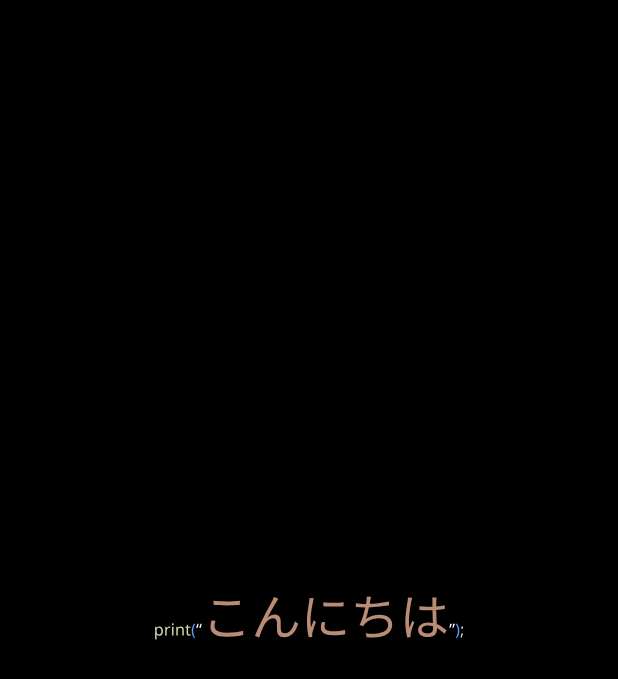
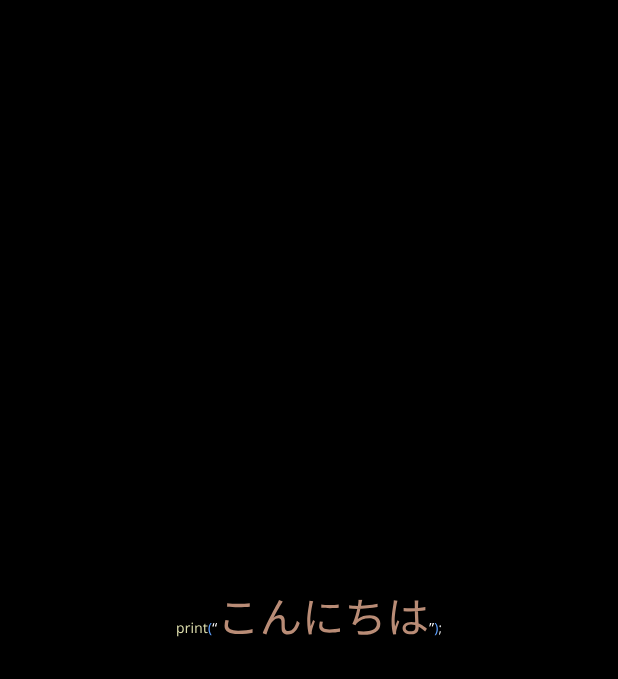
Before and after one commit to MinseokJeong/mj_personal_website, a Flutter app: the screen it shows after launch, after a tap on an icon or button, on a phone screen of 412 x 824 dp. Shown: the top 679 px of the screen. Run offline on Flutter 3.47's test engine with Material 2 defaults, Android fonts, the phone set to English and light mode, and no system bars; our stand-ins replace auto_size_text, flutter_svg, hexcolor; Roboto replaces fonts that are missing (MaruBuri).

Commit message:
Update the resume info and set the splash page height.

```diff
--- a/assets/resume_info.json
+++ b/assets/resume_info.json
@@ -21,7 +21,7 @@
             "안녕하세요, <좋은 개발자>를 추구하는 정민석 입니다.",
             "<임베디드 시스템>, <윈도우즈 데스크톱>, <모바일>(Android/iOS), <웹>(Full Stack) <다양한 분야에서 개발 경험>을 갖고 있어 다양한 프로젝트에 대처할 수 있습니다.",
             "미국과 캐나다에서 해외 근무 경험덕분에 국제적인 업무 환경에 적응할 수 있고 다양한 문화와 사람들과 협업하는 능력을 갖추고 있으며, Kickstarter 프로젝트 참여, 스타트업 창업멤버로 일하며 특허 등록, 창업 경진대회 대상 수상, 사회적 기업가 육성사업 선정 경험 등 <다양한 도전 경험>도 있습니다.",
-            "임베디드시스템 개발을 처음 시작할 당시 수백장의 데이터시트, 레퍼런스 문서를 출력해 밤늦게 까지 학습 하면서 어떻게든 <맡겨진 일을 해결> 하였으며 이러한 모습으로 인해 <같이 일하고 싶은 동료>로 인정 받았습니다.",
+            "임베디드시스템 개발을 처음 시작할 당시 수백장의 데이터시트, 레퍼런스 문서를 출력해 밤늦게 까지 학습 하면서 책임지고 <맡겨진 일을 해결> 하였으며 이러한 모습으로 인해 <같이 일하고 싶은 동료>로 인정 받았습니다.",
             "현재는 <Flutter>를 이용하여 크로스플랫폼 앱을 개발하고 있습니다. 이 웹사이트 또한 Flutter로 만들었습니다.",
             "언제나 <좋은 개발자>가 되기 위해 최선을 다합니다."
         ],
--- a/lib/page/splash_page.dart
+++ b/lib/page/splash_page.dart
@@ -1,3 +1,5 @@
+import 'dart:math';
+
 import 'package:flutter/material.dart';
 import 'package:flutter_svg/svg.dart';
 import '../util/screen_size.dart';
@@ -144,7 +146,7 @@ class _SplashPageState extends State<SplashPage> with TickerProviderStateMixin {
 
                       return SvgPicture.asset(
                         currentHelloTextSvgFilePath,
-                        height: windowSize.width * 0.07,
+                        height: max(windowSize.width * 0.06, 24),
                         fit: BoxFit.fitHeight,
                       );
                     },
--- a/lib/widget/slide_up_page_transition_widget.dart
+++ b/lib/widget/slide_up_page_transition_widget.dart
@@ -1,4 +1,3 @@
-
 import 'package:flutter/material.dart';
 import 'package:hexcolor/hexcolor.dart';
 import 'package:mj_portfolio_web/util/screen_size.dart';
```
